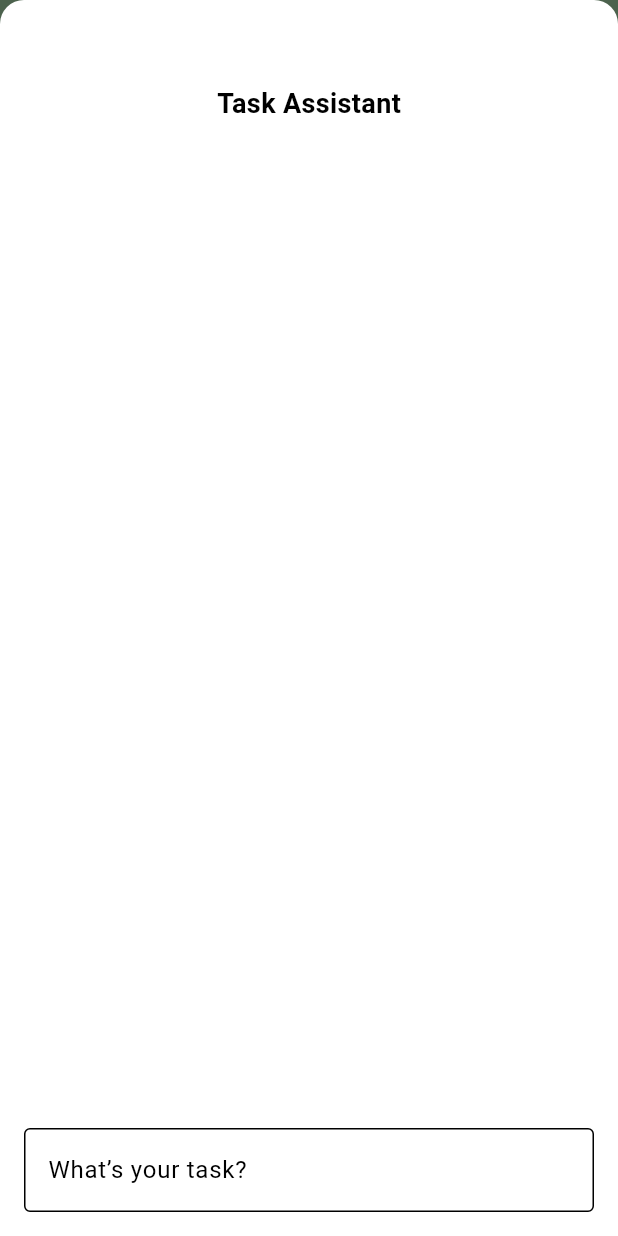
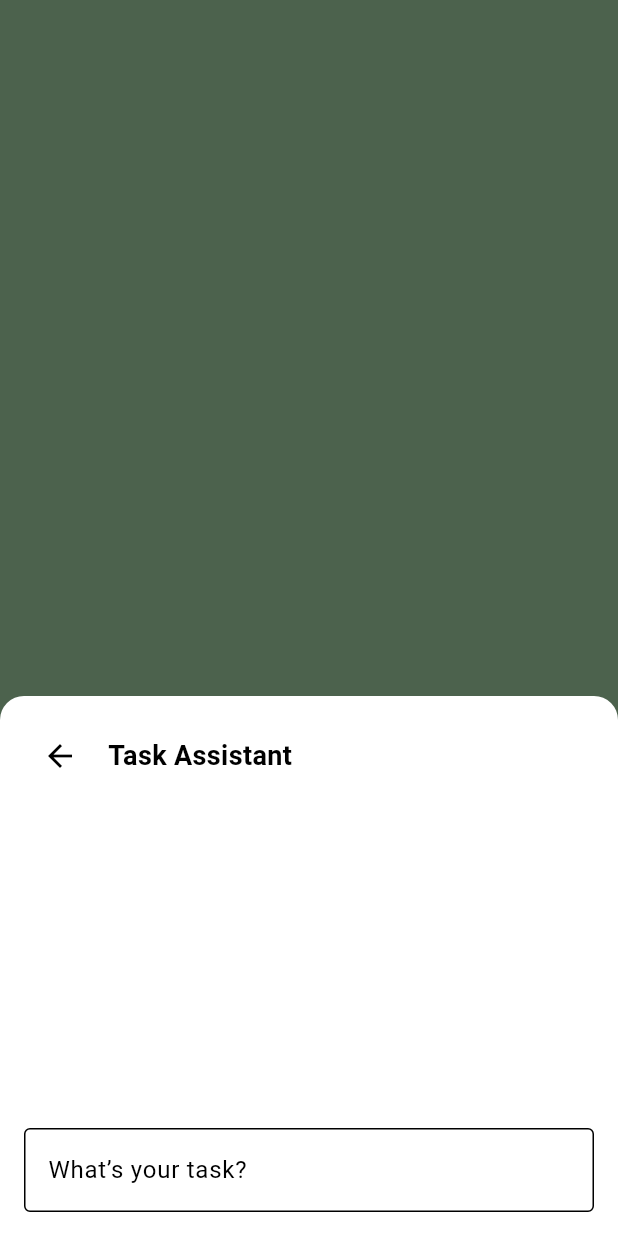
Before and after one commit to Camillaecalle/TaskQuest, a Flutter app: what showTaskAssistant() shows on an empty page, opened directly, on a phone screen of 412 x 824 dp. Run offline on Flutter 3.47's test engine with Material 3 defaults, Android fonts, the phone set to English and light mode, and no system bars; our stand-ins replace cloud_firestore, firebase_auth, firebase_core, flutter_dotenv, table_calendar; accounts and stored records are empty.

Commit message:
ChatBot feature with working OpenAI API complete

```diff
--- a/taskquest1/lib/screens/chat_button.dart
+++ b/taskquest1/lib/screens/chat_button.dart
@@ -21,7 +21,6 @@ List<String> chatHistory = [];
 void showTaskAssistant(BuildContext context) {
   final TextEditingController _chatController = TextEditingController();
 
-
   showModalBottomSheet(
     context: context,
     isScrollControlled: true,
@@ -32,25 +31,45 @@ void showTaskAssistant(BuildContext context) {
       return StatefulBuilder(
         builder: (context, setState) {
           return Padding(
-            padding: EdgeInsets.fromLTRB(16, 16, 16, MediaQuery.of(context).viewInsets.bottom + 16),
+            padding: EdgeInsets.fromLTRB(
+              16,
+              16,
+              16,
+              MediaQuery.of(context).viewInsets.bottom + 16,
+            ),
             child: Column(
               mainAxisSize: MainAxisSize.min,
               children: [
-                SizedBox(height: 40), // <-- Add this line to push the title downward
-                Text('Task Assistant', style: TextStyle(fontSize: 18, fontWeight: FontWeight.bold)),
+                Row(
+                  children: [
+                    IconButton(
+                      icon: Icon(Icons.arrow_back),
+                      onPressed: () => Navigator.pop(context),
+                    ),
+                    SizedBox(width: 8),
+                    Text(
+                      'Task Assistant',
+                      style:
+                      TextStyle(fontSize: 18, fontWeight: FontWeight.bold),
+                    ),
+                  ],
+                ),
                 SizedBox(height: 12),
-
-                Expanded(
+                SizedBox(
+                  height: 200,
                   child: ListView(
                     shrinkWrap: true,
                     children: chatHistory
-                        .map((msg) => Padding(
-                      padding: const EdgeInsets.symmetric(vertical: 4.0),
-                      child: Text(msg),
-                    ))
+                        .map(
+                          (msg) => Padding(
+                        padding: const EdgeInsets.symmetric(vertical: 4.0),
+                        child: Text(msg),
+                      ),
+                    )
                         .toList(),
                   ),
                 ),
+                SizedBox(height: 12),
                 TextField(
                   controller: _chatController,
                   decoration: InputDecoration(
@@ -63,13 +82,15 @@ void showTaskAssistant(BuildContext context) {
                     });
 
                     try {
-                      final response = await OpenAIService().getAssistantResponse(text);
+                      final response =
+                      await OpenAIService().getAssistantResponse(text);
                       setState(() {
                         chatHistory.add('Assistant: $response');
                       });
                     } catch (e) {
                       setState(() {
-                        chatHistory.add('Assistant: Sorry, something went wrong.');
+                        chatHistory
+                            .add('Assistant: Sorry, something went wrong.');
                       });
                     }
 
```
Also changed, not shown: taskquest1/lib/services/openai_service.dart (+20 -8 lines).
